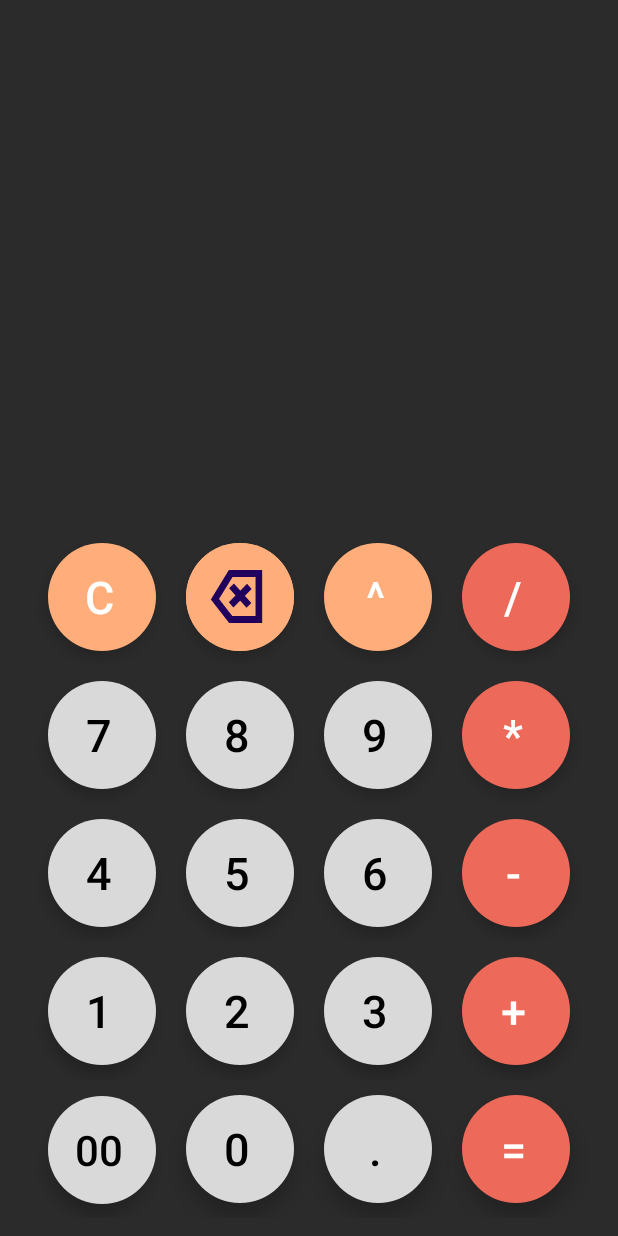
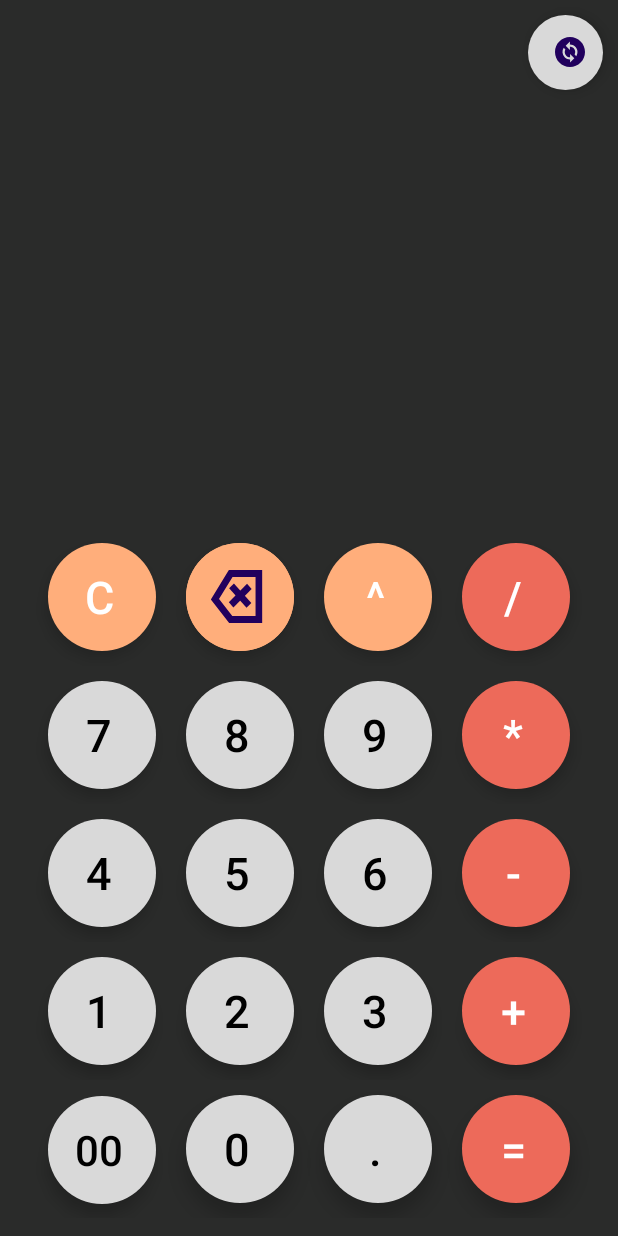
Before and after one commit to Aditya-en/calcMaster, an Android app: the screen it shows after launch (Converter before the commit, MainActivity after it), on a phone screen of 412 x 824 dp. Run offline under Robolectric (Android 15) with nearby library versions, the phone set to English and light mode, and no system bars.

Commit message:
Fixed some bugs

```diff
--- a/app/src/main/AndroidManifest.xml
+++ b/app/src/main/AndroidManifest.xml
@@ -12,11 +12,11 @@
         android:supportsRtl="true"
         android:theme="@style/Theme.Calc"
         tools:targetApi="31">
-<!--        <activity-->
-<!--            android:name=".Converter"-->
-<!--            android:exported="false" />-->
         <activity
             android:name=".Converter"
+            android:exported="true" />
+        <activity
+            android:name=".MainActivity"
             android:exported="true"
             tools:ignore="DuplicateActivity">
             <intent-filter>
--- a/app/src/main/java/com/example/calc/MainActivity.java
+++ b/app/src/main/java/com/example/calc/MainActivity.java
@@ -2,6 +2,7 @@ package com.example.calc;
 
 import androidx.appcompat.app.AppCompatActivity;
 
+import android.content.Intent;
 import android.os.Bundle;
 import android.view.View;
 import android.widget.Button;
@@ -188,6 +189,7 @@ public class MainActivity extends AppCompatActivity implements View.OnClickListe
 
 
         // Initializing the buttons
+        Button convertButton = findViewById(R.id.convertButton);
         Button allClear = findViewById(R.id.allClear);
         Button back = findViewById(R.id.back);
         Button btnMod = findViewById(R.id.btnPow);
@@ -236,7 +238,15 @@ public class MainActivity extends AppCompatActivity implements View.OnClickListe
         btnDot.setOnClickListener(this);
         btnEquals.setOnClickListener(this);
 
-        // Setting Swipe listeners
+        // Setting Converter Launcher
+        convertButton.setOnClickListener(new View.OnClickListener() {
+            @Override
+            public void onClick(View v) {
+                Intent intent = new Intent(MainActivity.this, Converter.class);
+                startActivity(intent);
+            }
+        });
+
 
     }
 
--- /dev/null
+++ b/app/src/main/res/drawable/baseline_change_circle_24.xml
@@ -0,0 +1,5 @@
+<vector android:height="24dp" android:tint="#000000"
+    android:viewportHeight="24" android:viewportWidth="24"
+    android:width="24dp" xmlns:android="http://schemas.android.com/apk/res/android">
+    <path android:fillColor="@android:color/white" android:pathData="M12,2C6.48,2 2,6.48 2,12c0,5.52 4.48,10 10,10s10,-4.48 10,-10C22,6.48 17.52,2 12,2zM12.06,19v-2.01c-0.02,0 -0.04,0 -0.06,0c-1.28,0 -2.56,-0.49 -3.54,-1.46c-1.71,-1.71 -1.92,-4.35 -0.64,-6.29l1.1,1.1c-0.71,1.33 -0.53,3.01 0.59,4.13c0.7,0.7 1.62,1.03 2.54,1.01v-2.14l2.83,2.83L12.06,19zM16.17,14.76l-1.1,-1.1c0.71,-1.33 0.53,-3.01 -0.59,-4.13C13.79,8.84 12.9,8.5 12,8.5c-0.02,0 -0.04,0 -0.06,0v2.15L9.11,7.83L11.94,5v2.02c1.3,-0.02 2.61,0.45 3.6,1.45C17.24,10.17 17.45,12.82 16.17,14.76z"/>
+</vector>
--- a/app/src/main/res/layout/activity_main.xml
+++ b/app/src/main/res/layout/activity_main.xml
@@ -18,6 +18,16 @@
         android:layout_marginVertical="10dp"
         app:layout_constraintBottom_toTopOf="@+id/txtOutput"
         tools:layout_editor_absoluteX="-16dp" />
+
+    <Button
+        android:id="@+id/convertButton"
+        style="@style/buttons"
+        android:layout_width="50dp"
+        android:layout_height="50dp"
+        app:icon="@drawable/baseline_change_circle_24"
+        android:tint="@android:color/black"
+        app:layout_constraintEnd_toEndOf="parent"
+        app:layout_constraintTop_toTopOf="parent" />
 
     <TextView
         android:id="@+id/txtOutput"
@@ -60,7 +70,7 @@
                 app:icon="@drawable/backspace_24"
                 android:backgroundTint="@color/lightOrange"
                 app:iconSize="35sp"
-                android:text="^"/>
+                />
             <Button
                 android:id="@+id/btnPow"
                 style="@style/btn"
```
Also changed, not shown: app/src/main/java/com/example/calc/Converter.java (+25 -9 lines).
